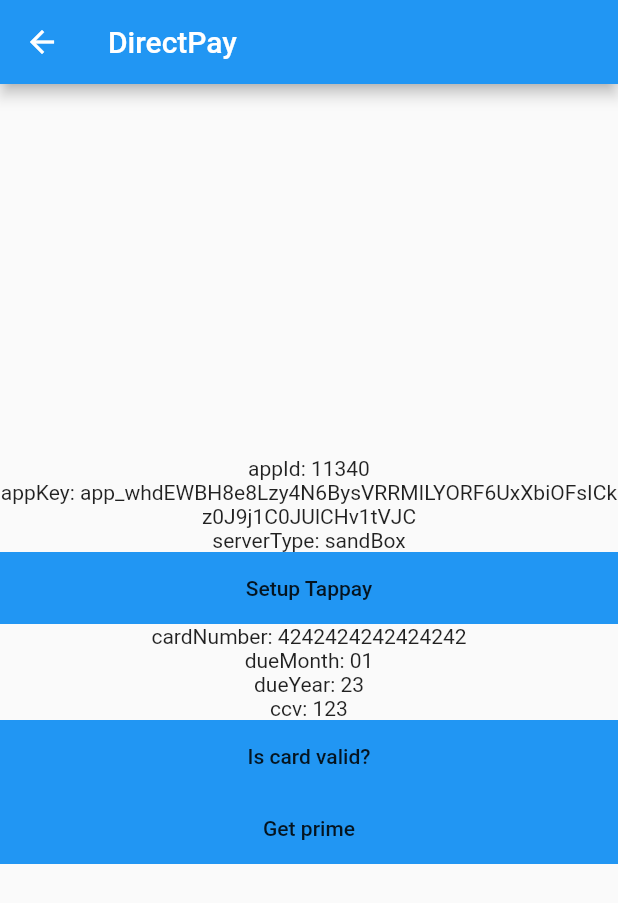
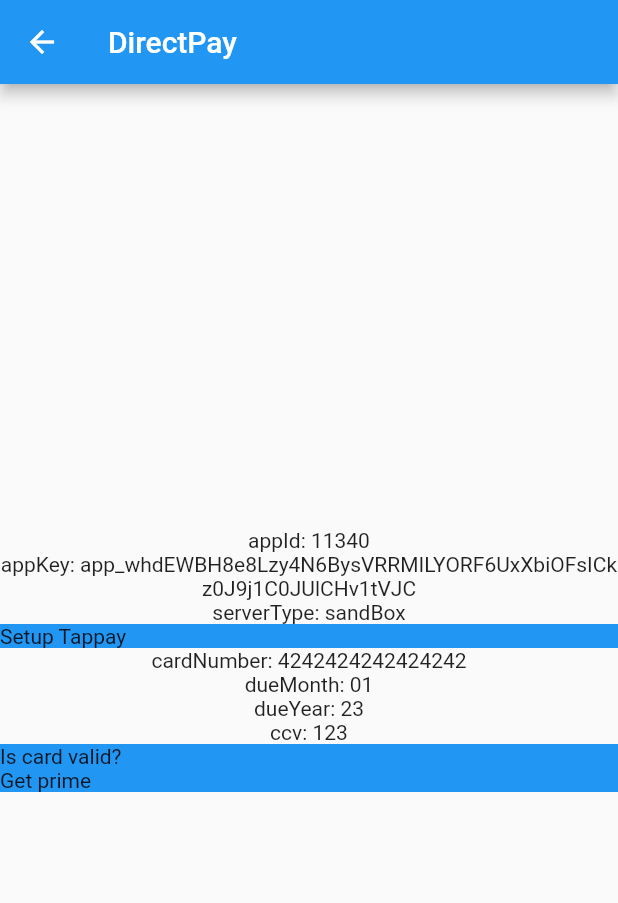
Before and after one commit to TungWang/tappay_flutter_plugin, a Flutter app: the DirectPayScreen screen opened directly, after a tap on "Get prime", on a phone screen of 412 x 824 dp. Shown: the top 903 px of the screen. Run offline on Flutter 3.47's test engine with Material 2 defaults, Android fonts, the phone set to English and light mode, and no system bars.

Commit message:
Update sdk version

```diff
--- a/example/lib/direct_pay_screen.dart
+++ b/example/lib/direct_pay_screen.dart
@@ -9,7 +9,6 @@ class DirectPayScreen extends StatefulWidget {
 }
 
 class _DirectPayScreenState extends State<DirectPayScreen> {
-
   //Test card number
   String cardNumber = '4242424242424242';
   String dueMonth = '01';
@@ -40,8 +39,8 @@ class _DirectPayScreenState extends State<DirectPayScreen> {
           ),
           Container(
             color: Colors.blue,
-            child: FlatButton(
-              onPressed: () {
+            child: InkWell(
+              onTap: () {
                 Tappayflutterplugin.setupTappay(
                     appId: appId,
                     appKey: appKey,
@@ -71,8 +70,8 @@ class _DirectPayScreenState extends State<DirectPayScreen> {
           ),
           Container(
             color: Colors.blue,
-            child: FlatButton(
-              onPressed: () async {
+            child: InkWell(
+              onTap: () async {
                 var isCardValid = await Tappayflutterplugin.isCardValid(
                   cardNumber: cardNumber,
                   dueMonth: dueMonth,
@@ -86,15 +85,15 @@ class _DirectPayScreenState extends State<DirectPayScreen> {
           ),
           Container(
             color: Colors.blue,
-            child: FlatButton(
-              onPressed: () async {
+            child: InkWell(
+              onTap: () async {
                 PrimeModel prime = await Tappayflutterplugin.getPrime(
                   cardNumber: cardNumber,
                   dueMonth: dueMonth,
                   dueYear: dueYear,
                   ccv: ccv,
                 );
-                if (prime.prime.isEmpty) {
+                if ((prime.prime ?? '').isEmpty) {
                   print('status: ${prime.status}, message: ${prime.message}');
                 } else {
                   print('prime: ${prime.prime}');
--- a/example/pubspec.yaml
+++ b/example/pubspec.yaml
@@ -3,7 +3,7 @@ description: Demonstrates how to use the tappayflutterplugin plugin.
 publish_to: 'none'
 
 environment:
-  sdk: ">=2.1.0 <3.0.0"
+  sdk: '>=2.18.0 <3.0.0'
 
 dependencies:
   flutter:
--- a/pubspec.yaml
+++ b/pubspec.yaml
@@ -1,12 +1,11 @@
 name: tappayflutterplugin
 description: This is a Flutter plugin that help developer to use Tappay.
-version: 0.0.49
+version: 0.1.0
 homepage: https://github.com/TungWang/tappay_flutter_plugin
 repository: https://github.com/TungWang/tappay_flutter_plugin
 
 environment:
-  sdk: ">=2.14.0 <3.0.0"
-  flutter: ">=2.5.0"
+  sdk: '>=2.18.0 <3.0.0'
 
 dependencies:
   flutter:
```
Also changed, not shown: example/lib/google_pay_screen.dart (+8 -8 lines), example/lib/line_pay_screen.dart (+8 -7 lines), 20 other files.
